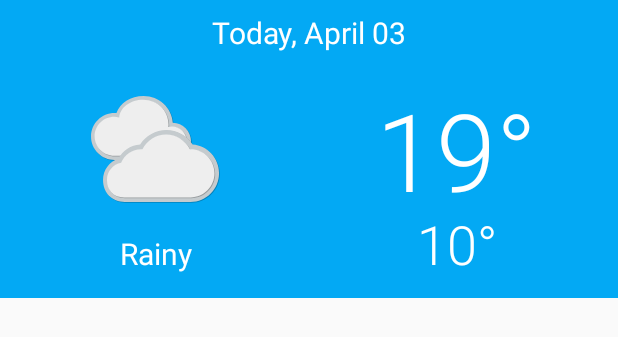
After one commit to dekzitfz/sunshine, an Android app: the layout row_today_forecast.xml on its own in the app's theme, with its tools: preview values and no code run, on a phone screen of 412 x 824 dp. The commit adds this screen. Shown: the top 337 px of the screen. Run offline under Robolectric (Android 15) with nearby library versions, the phone set to English and light mode, and no system bars; network calls fail.

Commit message:
membuat today view

```diff
--- a/app/src/main/java/bali/iak/sunshine/model/ListItem.java
+++ b/app/src/main/java/bali/iak/sunshine/model/ListItem.java
@@ -131,4 +131,10 @@ public class ListItem{
 		format.setTimeZone(TimeZone.getTimeZone("Etc/UTC"));
 		return format.format(date);
 	}
+
+	public String getTodayReadableTime(){
+		Date date = new Date(dt * 1000L);
+		DateFormat format = new SimpleDateFormat("MMM dd");
+		return "Today, "+format.format(date);
+	}
 }
--- /dev/null
+++ b/app/src/main/res/layout/row_today_forecast.xml
@@ -0,0 +1,86 @@
+<?xml version="1.0" encoding="utf-8"?>
+<android.support.constraint.ConstraintLayout
+    xmlns:android="http://schemas.android.com/apk/res/android"
+    xmlns:app="http://schemas.android.com/apk/res-auto"
+    xmlns:tools="http://schemas.android.com/tools"
+    android:layout_width="match_parent"
+    android:layout_height="wrap_content"
+    android:background="@drawable/today_touch_selector"
+    android:paddingBottom="@dimen/today_forecast_list_item_vertical_padding"
+    android:paddingTop="@dimen/today_forecast_list_item_vertical_padding">
+
+    <android.support.constraint.Guideline
+        android:id="@+id/horizontal_middle"
+        android:layout_width="wrap_content"
+        android:layout_height="wrap_content"
+        android:orientation="vertical"
+        app:layout_constraintGuide_percent="0.5"
+        tools:layout_editor_absoluteX="192dp"
+        tools:layout_editor_absoluteY="0dp"/>
+
+    <TextView
+        android:id="@+id/date"
+        android:layout_width="wrap_content"
+        android:layout_height="wrap_content"
+        android:layout_marginBottom="16dp"
+        android:fontFamily="sans-serif"
+        android:textAppearance="@style/TextAppearance.AppCompat.Title"
+        android:textColor="@color/white"
+        android:textSize="20sp"
+        app:layout_constraintBottom_toTopOf="@+id/weather_icon"
+        app:layout_constraintLeft_toLeftOf="parent"
+        app:layout_constraintRight_toRightOf="parent"
+        tools:text="Today, April 03"/>
+
+    <!-- Icon indicating weather condition -->
+    <ImageView
+        android:id="@+id/weather_icon"
+        android:layout_width="96dp"
+        android:layout_height="96dp"
+        android:adjustViewBounds="true"
+        app:layout_constraintBottom_toBottomOf="parent"
+        app:layout_constraintLeft_toLeftOf="parent"
+        app:layout_constraintRight_toLeftOf="@+id/horizontal_middle"
+        app:layout_constraintTop_toTopOf="parent"
+        tools:src="@drawable/art_clouds"/>
+
+    <!-- Text that describes weather condition -->
+    <TextView
+        android:id="@+id/weather_description"
+        android:layout_width="wrap_content"
+        android:layout_height="wrap_content"
+        android:layout_marginTop="8dp"
+        android:textColor="@color/white"
+        android:textSize="20sp"
+        app:layout_constraintHorizontal_bias="0.52"
+        app:layout_constraintLeft_toLeftOf="@+id/weather_icon"
+        app:layout_constraintRight_toRightOf="@+id/weather_icon"
+        app:layout_constraintTop_toBottomOf="@+id/weather_icon"
+        tools:text="Rainy"/>
+
+    <TextView
+        android:id="@+id/high_temperature"
+        android:layout_width="wrap_content"
+        android:layout_height="wrap_content"
+        android:fontFamily="sans-serif-light"
+        android:textColor="@color/white"
+        android:textSize="72sp"
+        app:layout_constraintBottom_toBottomOf="@+id/weather_icon"
+        app:layout_constraintHorizontal_bias="0.45"
+        app:layout_constraintLeft_toLeftOf="@+id/horizontal_middle"
+        app:layout_constraintRight_toRightOf="parent"
+        app:layout_constraintTop_toTopOf="@+id/weather_icon"
+        tools:text="19\u00b0"/>
+    <TextView
+        android:id="@+id/low_temperature"
+        android:layout_width="wrap_content"
+        android:layout_height="wrap_content"
+        android:fontFamily="sans-serif-light"
+        android:textColor="@color/white"
+        android:textSize="36sp"
+        app:layout_constraintBaseline_toBaselineOf="@+id/weather_description"
+        app:layout_constraintLeft_toLeftOf="@+id/high_temperature"
+        app:layout_constraintRight_toRightOf="@+id/high_temperature"
+        tools:text="10\u00b0"/>
+
+</android.support.constraint.ConstraintLayout>
```
Also changed, not shown: app/src/main/java/bali/iak/sunshine/MainActivity.java (+7 -0 lines), app/src/main/java/bali/iak/sunshine/adapter/ForecastListAdapter.java (+26 -3 lines), app/src/main/java/bali/iak/sunshine/adapter/viewholder/TodayForecastViewHolder.java (added, +49 -0 lines).
